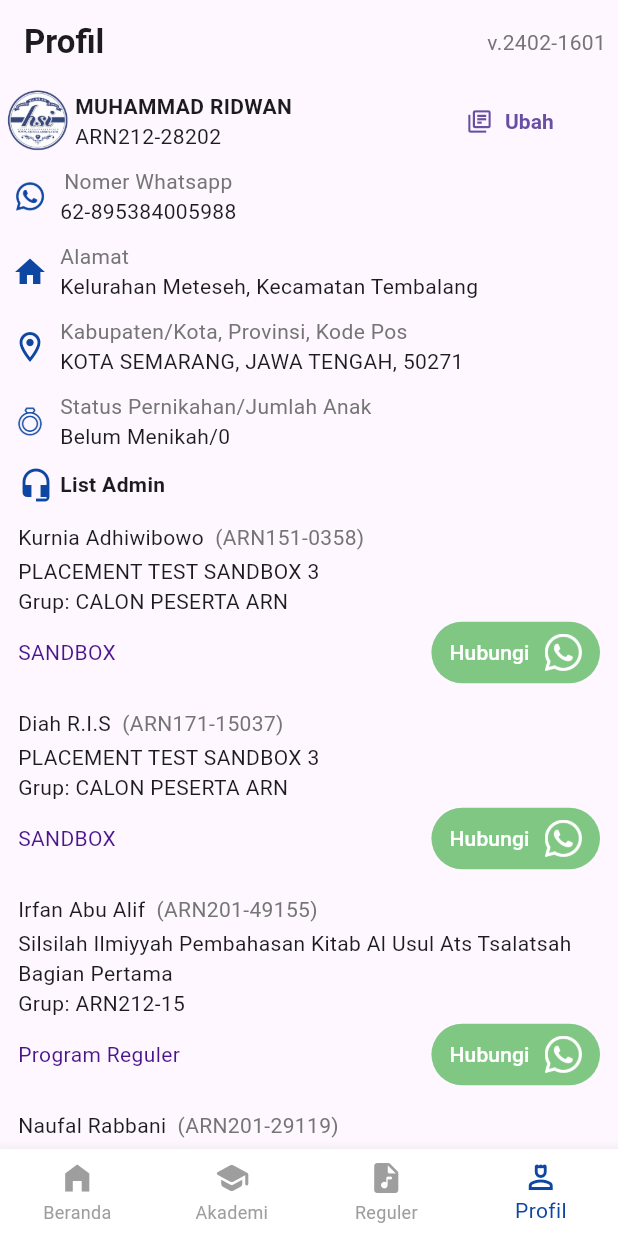
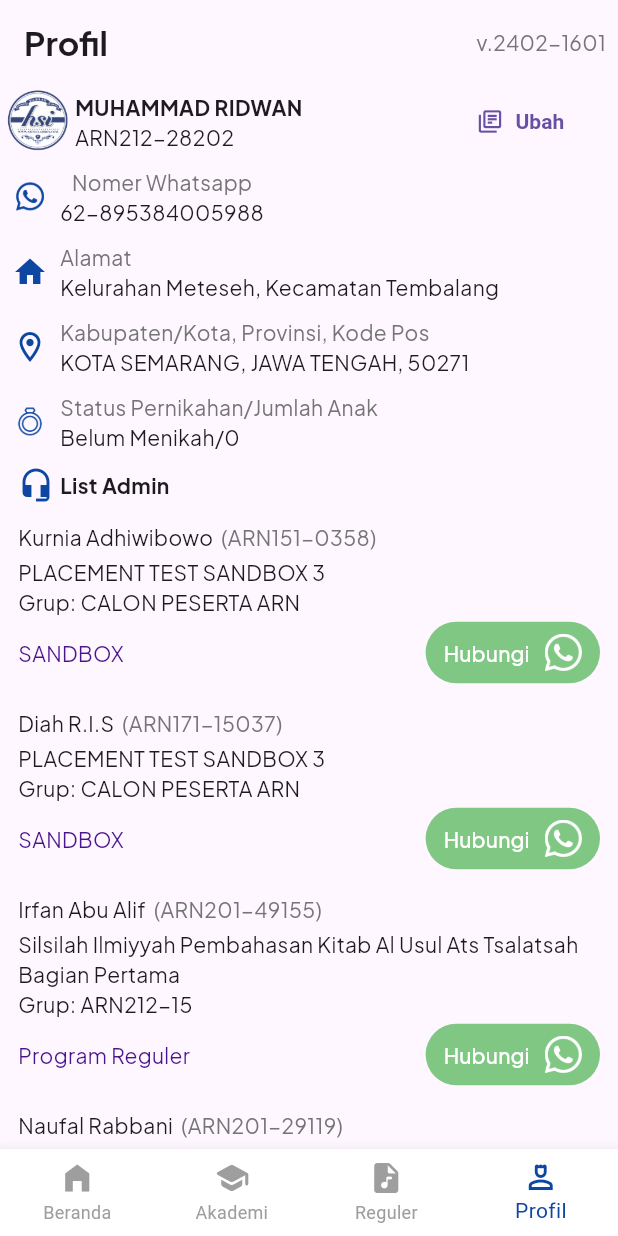
Before and after one commit to Test-MadRid/hsi_flutter, a Flutter app: the screen it shows after launch, item 4 of the bottom bar chosen, on a phone screen of 412 x 824 dp. Run offline on Flutter 3.47's test engine with Material 3 defaults, Android fonts, the phone set to English and light mode, and no system bars; our stand-ins replace carousel_slider, google_fonts, smooth_page_indicator.

Commit message:
tambah font

```diff
--- a/hsi_ui/lib/main.dart
+++ b/hsi_ui/lib/main.dart
@@ -1,5 +1,5 @@
 import 'package:flutter/material.dart';
-import 'slide.dart';
+// import 'slide.dart';
 import 'profil.dart';
 import 'home.dart';
 
@@ -27,7 +27,7 @@ class _MyAppState extends State<MyApp> {
   Widget build(BuildContext context) {
     final listPage = <Widget>[
       home(),
-      slide(),
+      const Text('Segera Hadir'),
       const Text('Segera Hadir'),
       profil()
     ];
--- a/hsi_ui/lib/profil.dart
+++ b/hsi_ui/lib/profil.dart
@@ -1,9 +1,11 @@
 import 'package:flutter/material.dart';
+import 'package:google_fonts/google_fonts.dart';
 
 class profil extends StatelessWidget {
   @override
   Widget build(BuildContext context) {
     return MaterialApp(
+      theme: ThemeData(textTheme: GoogleFonts.plusJakartaSansTextTheme()),
       debugShowCheckedModeBanner: false,
       home: Scaffold(
         appBar: AppBar(
```
